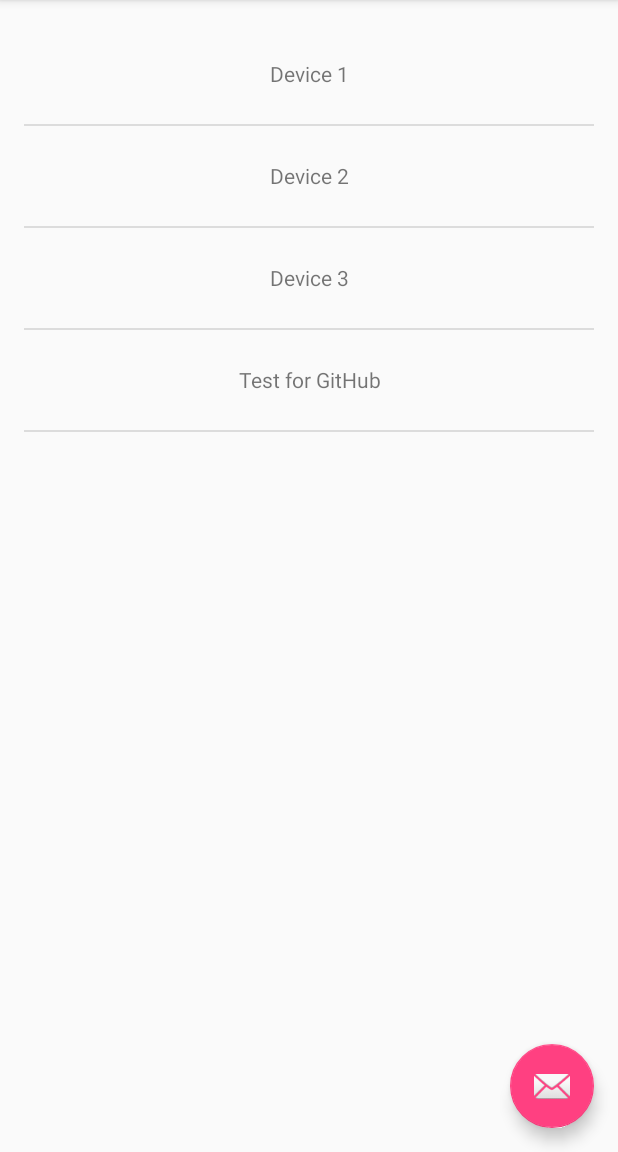
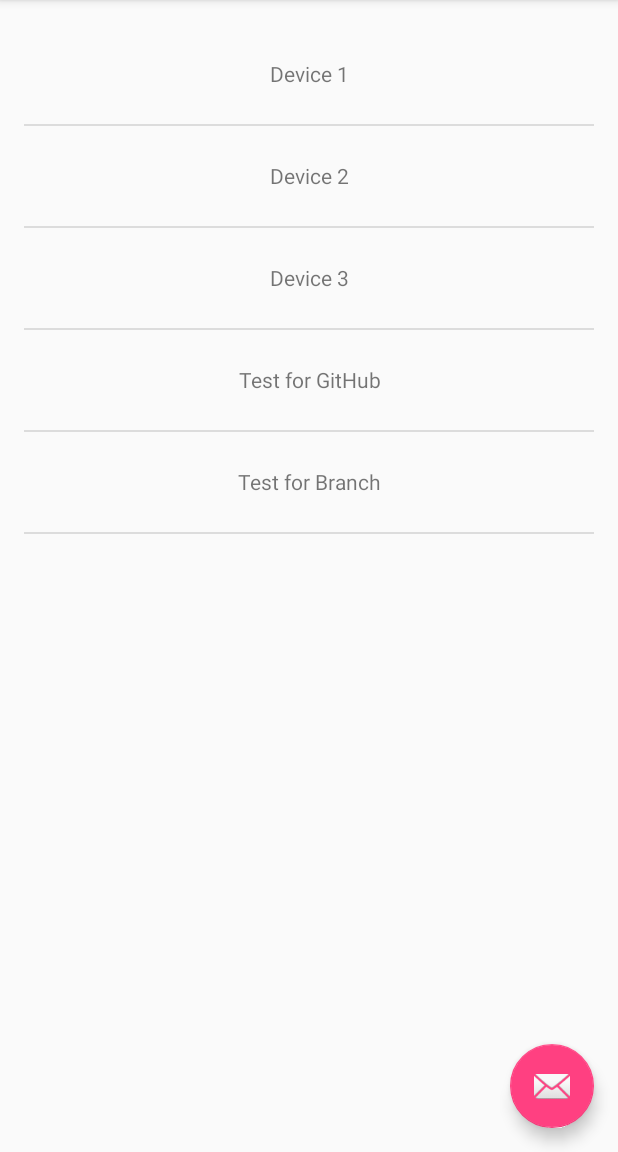
Before and after one commit to heibaifu/MQTT-Patterns, an Android app: the screen it shows after launch (MainActivity), on a phone screen of 412 x 824 dp, the part 84-1236 px from its top. Run offline under Robolectric (Android 15) with nearby library versions, the phone set to English and light mode, and no system bars.

Commit message:
Test for Branch
Test for branching

```diff
--- a/app/src/main/java/com/patterns/io/thingsflow/DevicesFragment.java
+++ b/app/src/main/java/com/patterns/io/thingsflow/DevicesFragment.java
@@ -40,7 +40,8 @@ public class DevicesFragment extends Fragment {
                 "Device 1",
                 "Device 2",
                 "Device 3",
-                "Test for GitHub"
+                "Test for GitHub",
+                "Test for Branch"
         };
 
         List<String> devices = new ArrayList<String>(Arrays.asList(arrayStrings));
```
